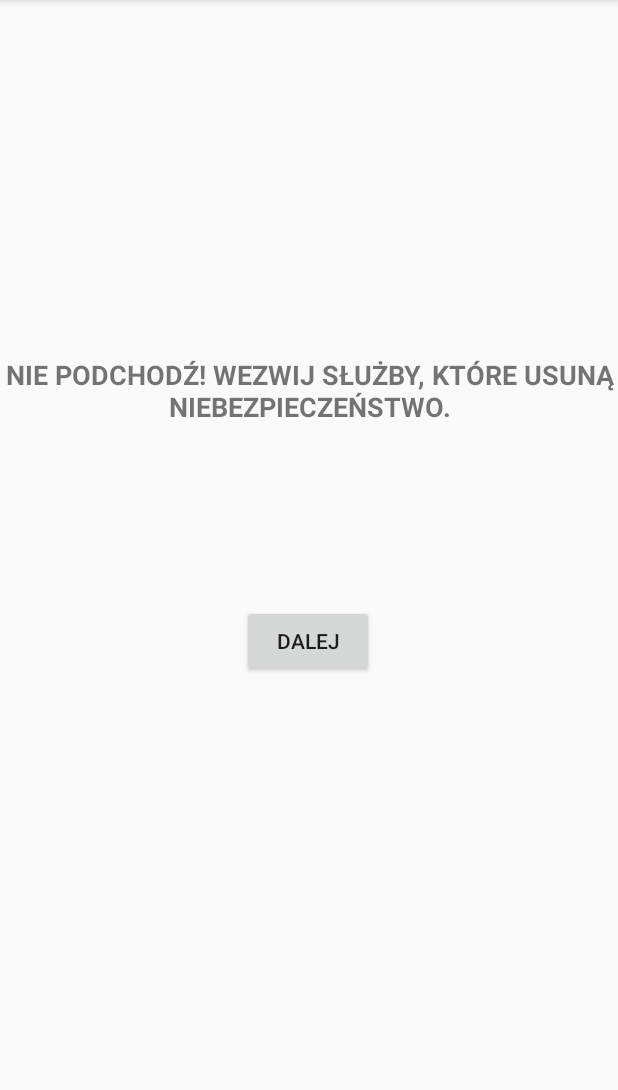
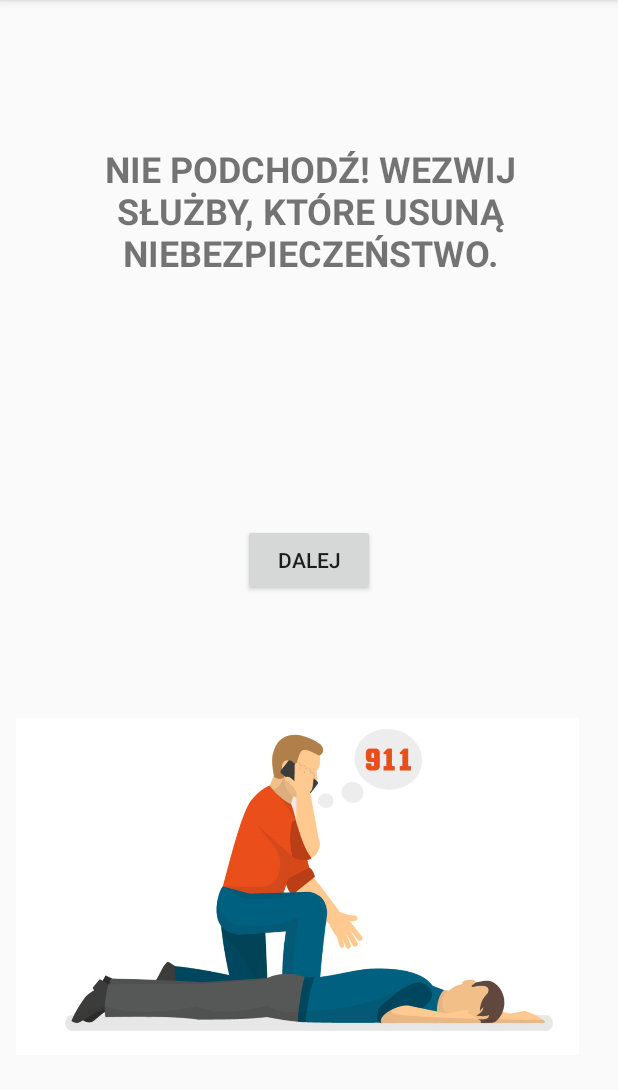
Before and after one commit to activs1/FirstAidAlgorithm_Android, an Android app: the AnswerActivity screen opened directly, with no data from a screen before it, on a phone screen of 412 x 824 dp, the part 84-1174 px from its top. Run offline under Robolectric (Android 15) with nearby library versions, the phone set to English and light mode, and no system bars.

Commit message:
images added

```diff
--- a/FirstAid_Algorithm/app/src/main/java/com/example/firstaid_algorithm/Data.kt
+++ b/FirstAid_Algorithm/app/src/main/java/com/example/firstaid_algorithm/Data.kt
@@ -36,6 +36,10 @@ class Data {
         "Nie ruszaj poszkodowanego i poczekaj na przyjazd karetki. Co 1 minutę sprawdzaj oddech poszkodowanego!",
         "upewnij się, że poszkodowany jest zdrowy i poradzi sobie sam",
         "Nie pozostawiaj poszkodowanego samego, poczekaj na przyjazd karetki"
+    )
+
+    var img = arrayOf(
+            R.drawable.z1, R.drawable.z2, R.drawable.z3, R.drawable.z3, R.drawable.z15, R.drawable.z16, R.drawable.z17, R.drawable.z8, R.drawable.z9, R.drawable.z10, R.drawable.z11, R.drawable.z2, R.drawable.z13, R.drawable.z14, R.drawable.z15, R.drawable.z16, R.drawable.z17, R.drawable.z18, R.drawable.z18
     )
 
     fun createQuestionsArrays(): ArrayList<Question> {
@@ -88,4 +92,5 @@ class Data {
 
         return infos
     }
+
 }
--- a/FirstAid_Algorithm/app/src/main/res/layout/activity_answer.xml
+++ b/FirstAid_Algorithm/app/src/main/res/layout/activity_answer.xml
@@ -6,22 +6,6 @@
     android:layout_height="match_parent"
     tools:context=".AnswerActivity">
 
-    <TextView
-        android:id="@+id/info_textView"
-        android:layout_width="wrap_content"
-        android:layout_height="wrap_content"
-        android:gravity="center"
-        android:text="Text"
-        android:textAllCaps="true"
-        android:textSize="18sp"
-        android:textStyle="bold"
-        app:layout_constraintBottom_toTopOf="@+id/continue_button"
-        app:layout_constraintEnd_toEndOf="parent"
-        app:layout_constraintHorizontal_bias="0.498"
-        app:layout_constraintStart_toStartOf="parent"
-        app:layout_constraintTop_toTopOf="parent"
-        app:layout_constraintVertical_bias="0.664" />
-
     <Button
         android:id="@+id/continue_button"
         android:layout_width="wrap_content"
@@ -29,8 +13,60 @@
         android:text="Dalej"
         app:layout_constraintBottom_toBottomOf="parent"
         app:layout_constraintEnd_toEndOf="parent"
-        app:layout_constraintHorizontal_bias="0.498"
+        app:layout_constraintHorizontal_bias="0.499"
         app:layout_constraintStart_toStartOf="parent"
         app:layout_constraintTop_toTopOf="parent"
-        app:layout_constraintVertical_bias="0.56" />
+        app:layout_constraintVertical_bias="0.485" />
+
+    <androidx.constraintlayout.widget.Barrier
+        android:id="@+id/barrier3"
+        android:layout_width="wrap_content"
+        android:layout_height="wrap_content"
+        android:layout_marginStart="16dp"
+        android:layout_marginLeft="16dp"
+        android:layout_marginTop="16dp"
+        android:layout_marginEnd="16dp"
+        android:layout_marginRight="16dp"
+        app:barrierDirection="left"
+        app:layout_constraintEnd_toEndOf="parent"
+        app:layout_constraintStart_toStartOf="parent"
+        app:layout_constraintTop_toTopOf="parent" />
+
+    <ImageView
+        android:id="@+id/imageView"
+        android:layout_width="375dp"
+        android:layout_height="315dp"
+        android:layout_marginStart="116dp"
+        android:layout_marginLeft="116dp"
+        android:layout_marginTop="62dp"
+        android:layout_marginEnd="116dp"
+        android:layout_marginRight="116dp"
+        android:layout_marginBottom="58dp"
+        android:contentDescription="xd"
+        app:layout_constraintBottom_toBottomOf="parent"
+        app:layout_constraintEnd_toEndOf="parent"
+        app:layout_constraintHorizontal_bias="0.54"
+        app:layout_constraintStart_toStartOf="parent"
+        app:layout_constraintTop_toBottomOf="@+id/continue_button"
+        app:layout_constraintVertical_bias="0.41000003"
+        app:srcCompat="@drawable/z3" />
+
+    <TextView
+        android:id="@+id/info_textView"
+        android:layout_width="wrap_content"
+        android:layout_height="0dp"
+        android:layout_marginStart="8dp"
+        android:layout_marginLeft="8dp"
+        android:layout_marginTop="96dp"
+        android:layout_marginEnd="8dp"
+        android:layout_marginRight="8dp"
+        android:gravity="center"
+        android:text="Text"
+        android:textAllCaps="true"
+        android:textSize="24sp"
+        android:textStyle="bold"
+        app:layout_constraintEnd_toEndOf="parent"
+        app:layout_constraintHorizontal_bias="0.499"
+        app:layout_constraintStart_toStartOf="parent"
+        app:layout_constraintTop_toTopOf="parent" />
 </androidx.constraintlayout.widget.ConstraintLayout>
```
